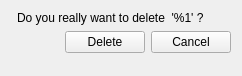
Above: client/uiforms/category_delete.ui from Wolframe/configurator before the change. Below: the same form after it.
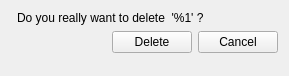
That is the form after the change. Icons and pictures are not drawn.

What changed in the file:
```diff
--- a/client/uiforms/category_delete.ui
+++ b/client/uiforms/category_delete.ui
@@ -9,7 +9,7 @@
    <rect>
     <x>0</x>
     <y>0</y>
-    <width>242</width>
+    <width>289</width>
     <height>76</height>
    </rect>
   </property>
```
Left out of the diff: 2 changed lines with no effect on the pictures.
